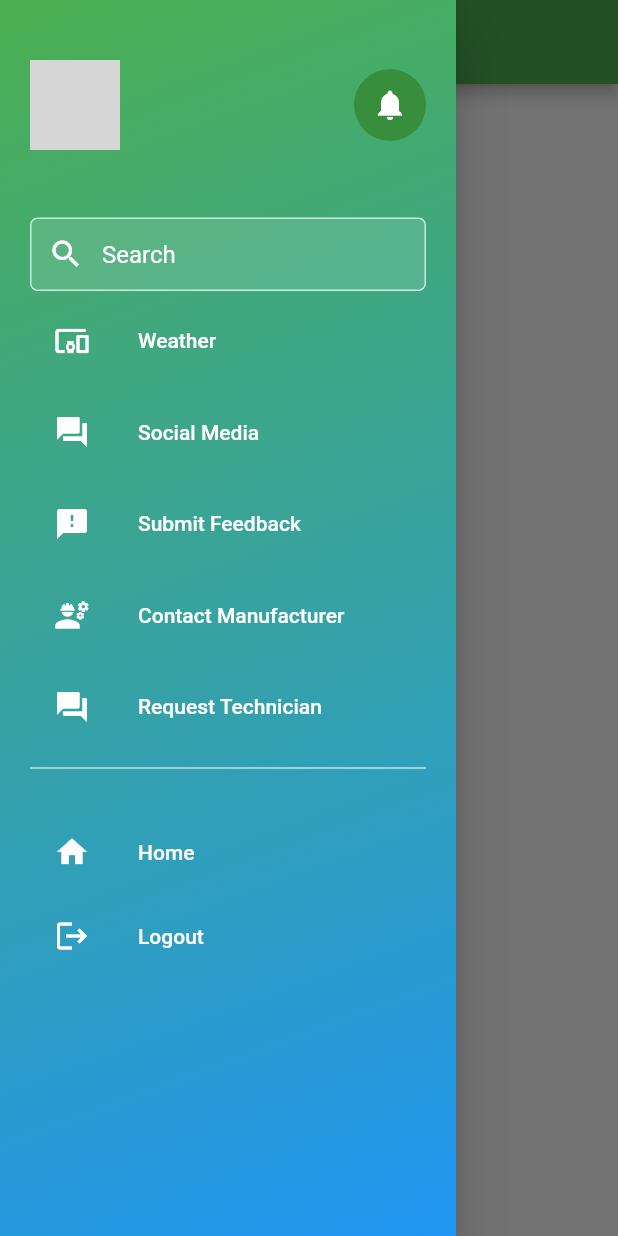
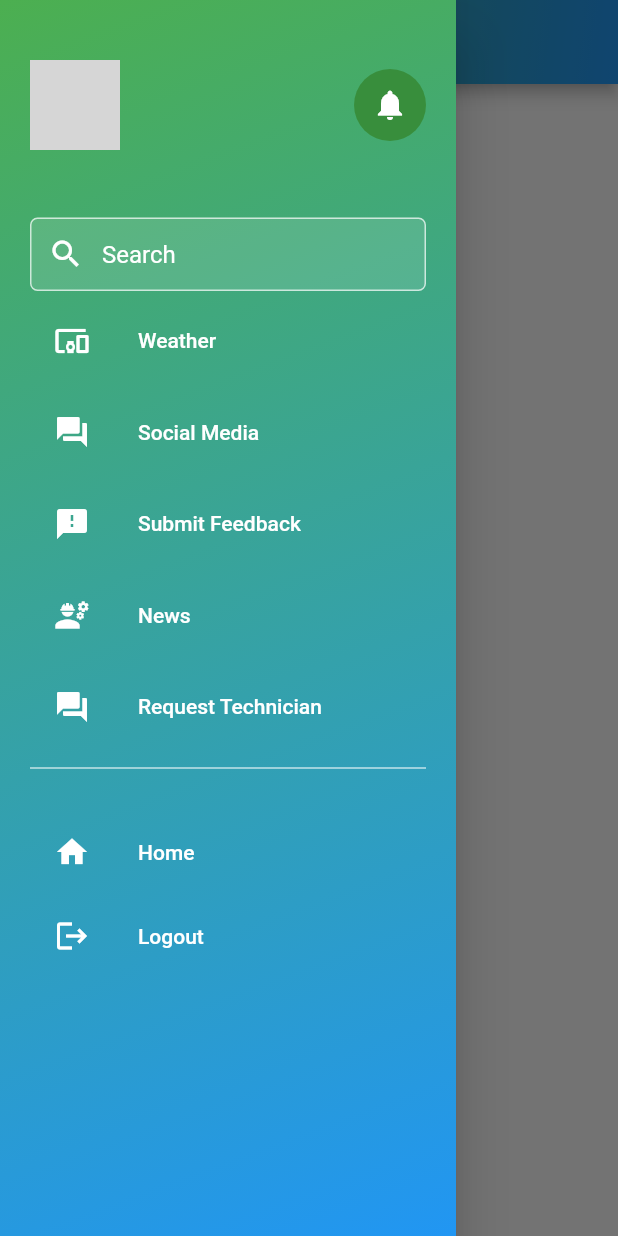
Before and after one commit to Arcanesky21/final_project, a Flutter app: the ContactManufact screen opened directly, with the side drawer open, on a phone screen of 412 x 824 dp. Run offline on Flutter 3.47's test engine with Material 2 defaults, Android fonts, the phone set to English and light mode, and no system bars; our stand-ins replace cloud_firestore, dio, firebase_auth, firebase_core, firebase_storage, flutter_local_notifications and 7 more; missing offline and left inert: flutter_glow, flutter_polyline_points; accounts and stored records are empty; network calls fail; grey boxes are pictures that could not be loaded.

Commit message:
new changes

```diff
--- a/lib/model/air_quality.api.dart
+++ b/lib/model/air_quality.api.dart
@@ -1,5 +1,4 @@
 import 'dart:convert';
-
 import 'package:final_project/model/.env.dart';
 import 'package:final_project/model/pollution_model.dart';
 import 'package:http/http.dart' as http;
--- /dev/null
+++ b/lib/model/article_model.dart
@@ -0,0 +1,35 @@
+import 'source_model.dart';
+
+class Article {
+  Source source;
+  String? author;
+  String? title;
+  String? description;
+  String? url;
+  String? urlToImage;
+  String? publishedAt;
+  String? content;
+
+  Article(
+      {required this.source,
+      this.author,
+      this.title,
+      this.description,
+      this.url,
+      this.urlToImage,
+      this.publishedAt,
+      this.content});
+
+  factory Article.fromJson(Map<String, dynamic> json) {
+    return Article(
+      source: Source.fromJson(json['source']),
+      author: json['author'],
+      title: json['title'],
+      description: json['description'],
+      url: json['url'],
+      urlToImage: json['urlToImage'],
+      publishedAt: json['publishedAt'],
+      content: json['content'],
+    );
+  }
+}
--- /dev/null
+++ b/lib/model/source_model.dart
@@ -0,0 +1,10 @@
+class Source {
+  String? id;
+  String name;
+
+  Source({this.id, required this.name});
+
+  factory Source.fromJson(Map<String, dynamic> json) {
+    return Source(id: json['id'], name: json['name']);
+  }
+}
--- a/lib/screens/contact_manufacturer.dart
+++ b/lib/screens/contact_manufacturer.dart
@@ -1,3 +1,7 @@
+import 'package:final_project/model/api_service.dart';
+import 'package:final_project/model/article_model.dart';
+import 'package:final_project/model/functions.dart';
+import 'package:final_project/widgets/custom_list_tile.dart';
 import 'package:final_project/widgets/navigation_drawer.dart';
 import 'package:flutter/material.dart';
 
@@ -9,17 +13,34 @@ class ContactManufact extends StatefulWidget {
 }
 
 class _ContactManufactState extends State<ContactManufact> {
+  ApiService client = ApiService();
   @override
   Widget build(BuildContext context) {
     return Scaffold(
-      appBar: AppBar(
-        title: const Text("Manufacturer Details"),
-        centerTitle: true,
-      ),
-      drawer: const NavigationDrawerWidget(),
-      body: Column(
-        children: const [],
-      ),
-    );
+        appBar: AppBar(
+          flexibleSpace: Container(decoration: myDecorationColor),
+          title: const Text("News"),
+          centerTitle: true,
+        ),
+        drawer: const NavigationDrawerWidget(),
+        body: FutureBuilder(
+            future: client.getArticle(),
+            builder:
+                (BuildContext context, AsyncSnapshot<List<Article>> snapshot) {
+              //let's check if we got a response or not
+              if (snapshot.hasData) {
+                //Now let's make a list of articles
+                List<Article> articles = snapshot.data!;
+                return ListView.builder(
+                  //Now let's create our custom List tile
+                  itemCount: articles.length,
+                  itemBuilder: (context, index) =>
+                      customListTile(articles[index], context),
+                );
+              }
+              return const Center(
+                child: Text('no data'),
+              );
+            }));
   }
 }
--- a/lib/widgets/navigation_drawer.dart
+++ b/lib/widgets/navigation_drawer.dart
@@ -74,7 +74,7 @@ class _NavigationDrawerWidgetState extends State<NavigationDrawerWidget> {
                   ),
                   //contact manufacturer
                   buildMenuItem(
-                      text: 'Contact Manufacturer',
+                      text: 'News',
                       icon: Icons.engineering,
                       onClicked: () => selectedItem(context, 3)),
                   const SizedBox(
@@ -141,7 +141,7 @@ class _NavigationDrawerWidgetState extends State<NavigationDrawerWidget> {
     switch (index) {
       case 0:
         Navigator.of(context).push(MaterialPageRoute(
-          builder: (context) =>  HomePage(),
+          builder: (context) =>  const HomePage(),
         ));
         break;
       case 1:
--- a/pubspec.yaml
+++ b/pubspec.yaml
@@ -59,6 +59,7 @@ dependencies:
   intl: ^0.17.0
   flutter_staggered_grid_view: ^0.4.1
   flutter_glow: ^0.2.0
+  flutter_local_notifications: ^9.4.1
 
 
 
```
Also changed, not shown: lib/model/api_service.dart (added, +40 -0 lines), lib/model/notifications_api.dart (added, +26 -0 lines), lib/screens/add_post.dart (+22 -3 lines), lib/screens/articles_details_page.dart (added, +65 -0 lines), lib/widgets/custom_list_tile.dart (added, +72 -0 lines), .scannerwork/report-task.txt, pubspec.lock.
